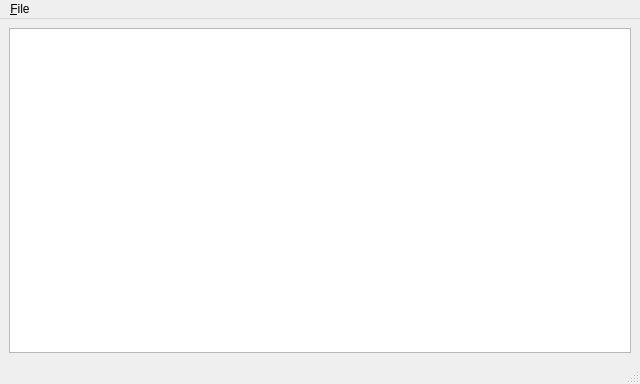
Old version of the form mainwindow.ui in the repository 607011/Belletristiq.
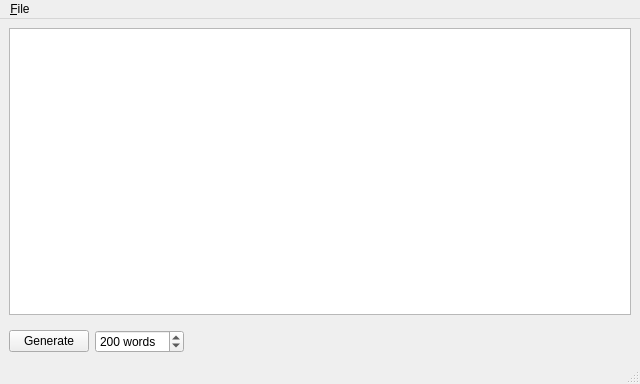
New version of the form.

```diff
--- a/mainwindow.ui
+++ b/mainwindow.ui
@@ -18,6 +18,52 @@
     <item>
      <widget class="QPlainTextEdit" name="plainTextEdit"/>
     </item>
+    <item>
+     <layout class="QHBoxLayout" name="horizontalLayout">
+      <property name="topMargin">
+       <number>9</number>
+      </property>
+      <item>
+       <widget class="QPushButton" name="generatePushButton">
+        <property name="text">
+         <string>Generate</string>
+        </property>
+        <property name="shortcut">
+         <string>Ctrl+G</string>
+        </property>
+       </widget>
+      </item>
+      <item>
+       <widget class="QSpinBox" name="wordCountSpinBox">
+        <property name="suffix">
+         <string> words</string>
+        </property>
+        <property name="minimum">
+         <number>1</number>
+        </property>
+        <property name="maximum">
+         <number>9999</number>
+        </property>
+        <property name="value">
+         <number>200</number>
+        </property>
+       </widget>
+      </item>
+      <item>
+       <spacer name="horizontalSpacer">
+        <property name="orientation">
+         <enum>Qt::Horizontal</enum>
+        </property>
+        <property name="sizeHint" stdset="0">
+         <size>
+          <width>40</width>
+          <height>20</height>
+         </size>
+        </property>
+       </spacer>
+      </item>
+     </layout>
+    </item>
    </layout>
   </widget>
   <widget class="QMenuBar" name="menubar">
```
Left out of the diff: 16 changed lines with no effect on the pictures.
